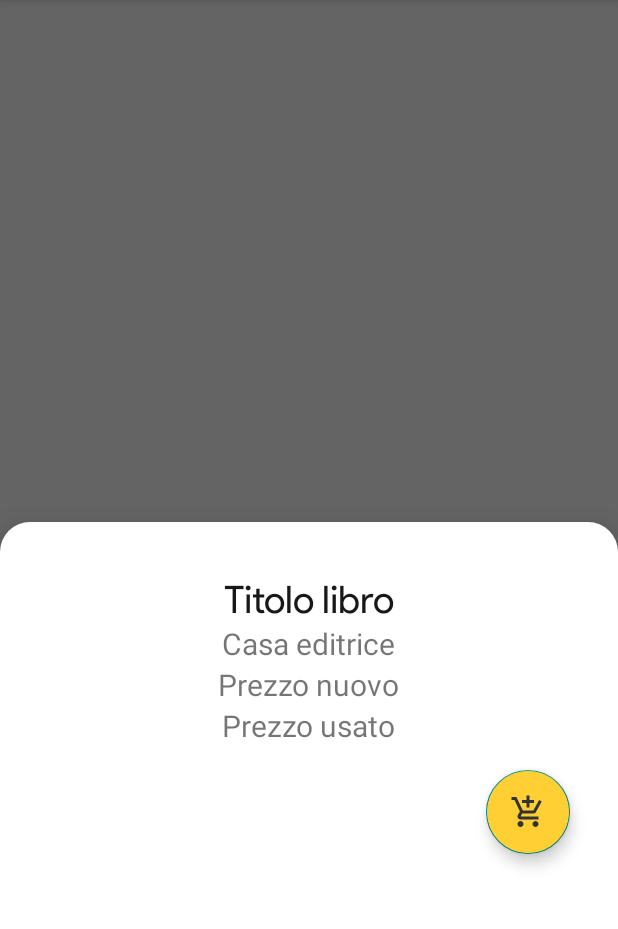
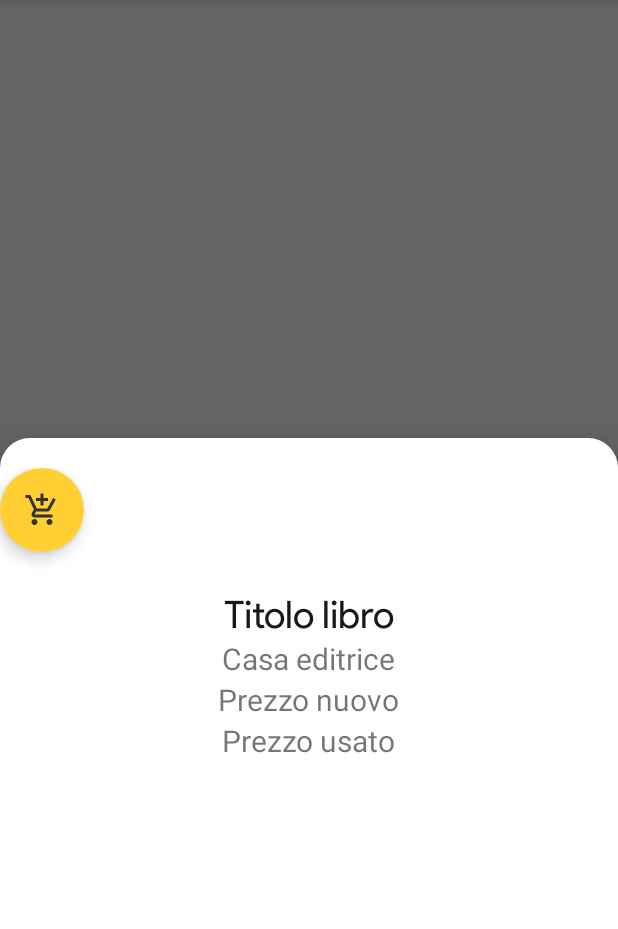
Before and after one commit to oruamdalo/AppForBooks, an Android app: the fragment MyBottomSheet placed in its activity, on a phone screen of 412 x 824 dp, the part 84-1013 px from its top. Run offline under Robolectric (Android 15) with nearby library versions, the phone set to English and light mode, and no system bars; our stand-ins replace Volley; network calls fail.

Commit message:
Improving and changing bottom sheet layout...

```diff
--- a/app/src/main/java/test/appforbooks/com/Activities/MyBottomSheet.java
+++ b/app/src/main/java/test/appforbooks/com/Activities/MyBottomSheet.java
@@ -27,7 +27,7 @@ public class MyBottomSheet extends BottomSheetDialogFragment{
     @Nullable
     @Override
     public View onCreateView(@NonNull LayoutInflater inflater, @Nullable ViewGroup container, @Nullable Bundle savedInstanceState) {
-        View v = inflater.inflate(R.layout.bottom_sheet, container, false);
+        View v = inflater.inflate(R.layout.bottom_sheet_view, container, false);
 
         FloatingActionButton fab = v.findViewById(R.id.fab);
         fab.setOnClickListener(new View.OnClickListener() {
--- a/app/src/main/res/layout/bottom_sheet.xml
+++ b/app/src/main/res/layout/bottom_sheet.xml
@@ -1,24 +1,30 @@
 <?xml version="1.0" encoding="utf-8"?>
-<LinearLayout xmlns:android="http://schemas.android.com/apk/res/android"
+<RelativeLayout xmlns:android="http://schemas.android.com/apk/res/android"
     xmlns:app="http://schemas.android.com/apk/res-auto"
+    android:layout_width="match_parent"
+    android:layout_height="match_parent"
+    app:layout_behavior="@string/bottom_sheet_behavior">
+
+    <LinearLayout
         android:id="@+id/bottom_sheet"
-    android:orientation="vertical"
         android:layout_width="match_parent"
         android:layout_height="400dp"
         android:maxHeight="400dp"
         android:minHeight="400dp"
+        android:padding="16dp"
+        android:layout_marginTop="30dp"
         android:gravity="center_horizontal"
-    android:padding="16dp"
+        android:orientation="vertical"
         android:layout_margin="10dp">
 
         <TextView
             android:id="@+id/chosen_book_title"
             android:layout_width="wrap_content"
             android:layout_height="wrap_content"
+            android:fontFamily="@font/ps_regular"
             android:text="Titolo libro"
-        android:fontFamily="@font/ps_regular"
             android:textColor="#181818"
-        android:textSize="25sp"/>
+            android:textSize="25sp" />
 
         <TextView
             android:id="@+id/chosen_book_manufacturer"
@@ -28,28 +34,19 @@
             android:textSize="20sp"/>
 
         <TextView
-        android:id="@+id/chosen_book_price_2"
+            android:id="@+id/chosen_book_price_1"
             android:layout_width="wrap_content"
             android:layout_height="wrap_content"
             android:text="Prezzo nuovo"
             android:textSize="20sp"/>
 
         <TextView
-        android:id="@+id/chosen_book_price_1"
+            android:id="@+id/chosen_book_price_2"
             android:layout_width="wrap_content"
             android:layout_height="wrap_content"
             android:text="Prezzo usato"
             android:textSize="20sp"/>
 
-    <android.support.design.widget.FloatingActionButton
-        android:id="@+id/fab"
-        android:layout_width="wrap_content"
-        android:layout_height="wrap_content"
-        android:layout_gravity="end|bottom"
-        android:src="@drawable/shopping_cart"
-        android:layout_margin="16dp"
-        android:backgroundTint="@color/colorSecondary3"
-        app:rippleColor="@color/colorSecondary2"/>
+    </LinearLayout>
 
-
-</LinearLayout>
+</RelativeLayout>
--- /dev/null
+++ b/app/src/main/res/layout/bottom_sheet_view.xml
@@ -0,0 +1,19 @@
+<?xml version="1.0" encoding="utf-8"?>
+<RelativeLayout xmlns:android="http://schemas.android.com/apk/res/android"
+    xmlns:app="http://schemas.android.com/apk/res-auto"
+    android:layout_width="match_parent"
+    android:layout_height="match_parent">
+
+    <android.support.design.widget.FloatingActionButton
+        android:id="@+id/fab"
+        android:layout_width="wrap_content"
+        android:layout_height="wrap_content"
+        android:backgroundTint="@color/colorSecondary3"
+        android:src="@drawable/shopping_cart"
+        app:borderWidth="0dp"/>
+
+    <include layout="@layout/bottom_sheet" android:layout_below="@id/fab"
+        android:layout_width="match_parent"
+        android:layout_height="400dp"/>
+
+</RelativeLayout>
```
Lines whose indentation alone changed are shown as unchanged.
